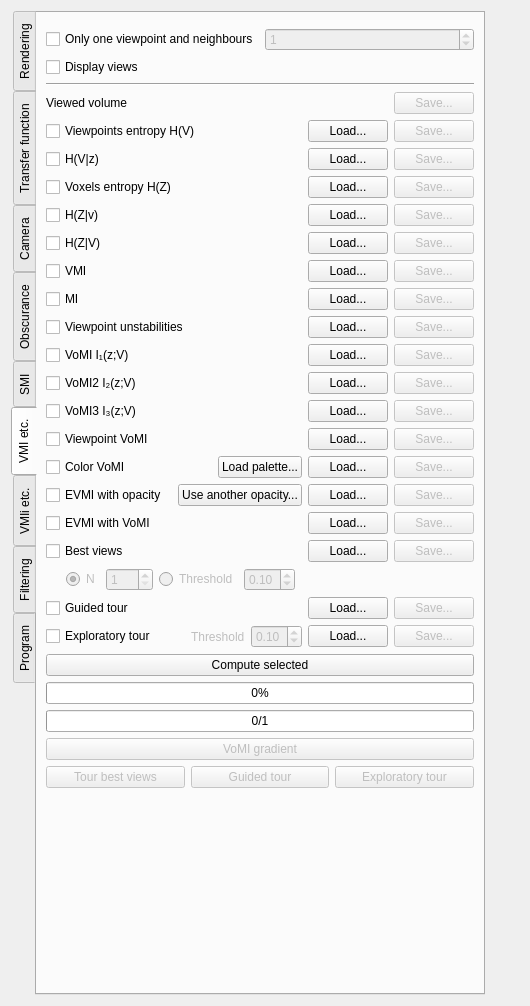
The window that starviewer/src/extensions/playground/experimental3d/qexperimental3dextensionbase.ui (starviewer-medical/starviewer) describes before a commit, drawn with Qt 5.
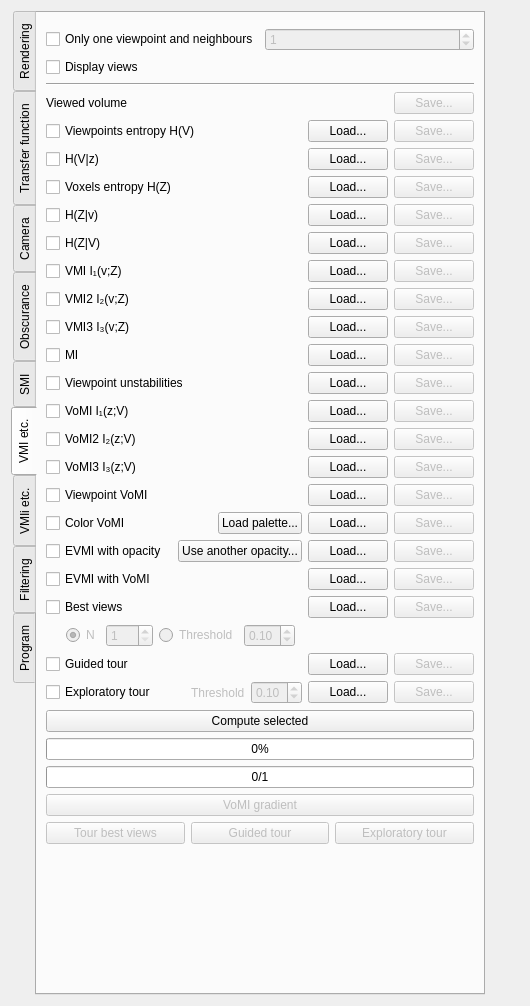
The same window after the commit. The open tabs and pages were chosen to show the change. Custom widgets are drawn as their Qt base class.

Diff of the .ui file:
```diff
--- a/starviewer/src/extensions/playground/experimental3d/qexperimental3dextensionbase.ui
+++ b/starviewer/src/extensions/playground/experimental3d/qexperimental3dextensionbase.ui
@@ -2503,7 +2503,7 @@
             </sizepolicy>
            </property>
            <property name="text">
-            <string>VMI</string>
+            <string>VMI I₁(v;Z)</string>
            </property>
           </widget>
          </item>
@@ -2526,6 +2526,74 @@
          </item>
         </layout>
        </item>
+       <item>
+        <layout class="QHBoxLayout" name="horizontalLayout_76">
+         <item>
+          <widget class="QCheckBox" name="m_computeVmi2CheckBox">
+           <property name="sizePolicy">
+            <sizepolicy hsizetype="Minimum" vsizetype="Fixed">
+             <horstretch>1</horstretch>
+             <verstretch>0</verstretch>
+            </sizepolicy>
+           </property>
+           <property name="text">
+            <string>VMI2 I₂(v;Z)</string>
+           </property>
+          </widget>
+         </item>
+         <item>
+          <widget class="QPushButton" name="m_loadVmi2PushButton">
+           <property name="text">
+            <string>Load...</string>
+           </property>
+          </widget>
+         </item>
+         <item>
+          <widget class="QPushButton" name="m_saveVmi2PushButton">
+           <property name="enabled">
+            <bool>false</bool>
+           </property>
+           <property name="text">
+            <string>Save...</string>
+           </property>
+          </widget>
+         </item>
+        </layout>
+       </item>
+       <item>
+        <layout class="QHBoxLayout" name="horizontalLayout_77">
+         <item>
+          <widget class="QCheckBox" name="m_computeVmi3CheckBox">
+           <property name="sizePolicy">
+            <sizepolicy hsizetype="Minimum" vsizetype="Fixed">
+             <horstretch>1</horstretch>
+             <verstretch>0</verstretch>
+            </sizepolicy>
+           </property>
+           <property name="text">
+            <string>VMI3 I₃(v;Z)</string>
+           </property>
+          </widget>
+         </item>
+         <item>
+          <widget class="QPushButton" name="m_loadVmi3PushButton">
+           <property name="text">
+            <string>Load...</string>
+           </property>
+          </widget>
+         </item>
+         <item>
+          <widget class="QPushButton" name="m_saveVmi3PushButton">
+           <property name="enabled">
+            <bool>false</bool>
+           </property>
+           <property name="text">
+            <string>Save...</string>
+           </property>
+          </widget>
+         </item>
+        </layout>
+       </item>
        <item>
         <layout class="QHBoxLayout" name="horizontalLayout_31">
          <item>
```
